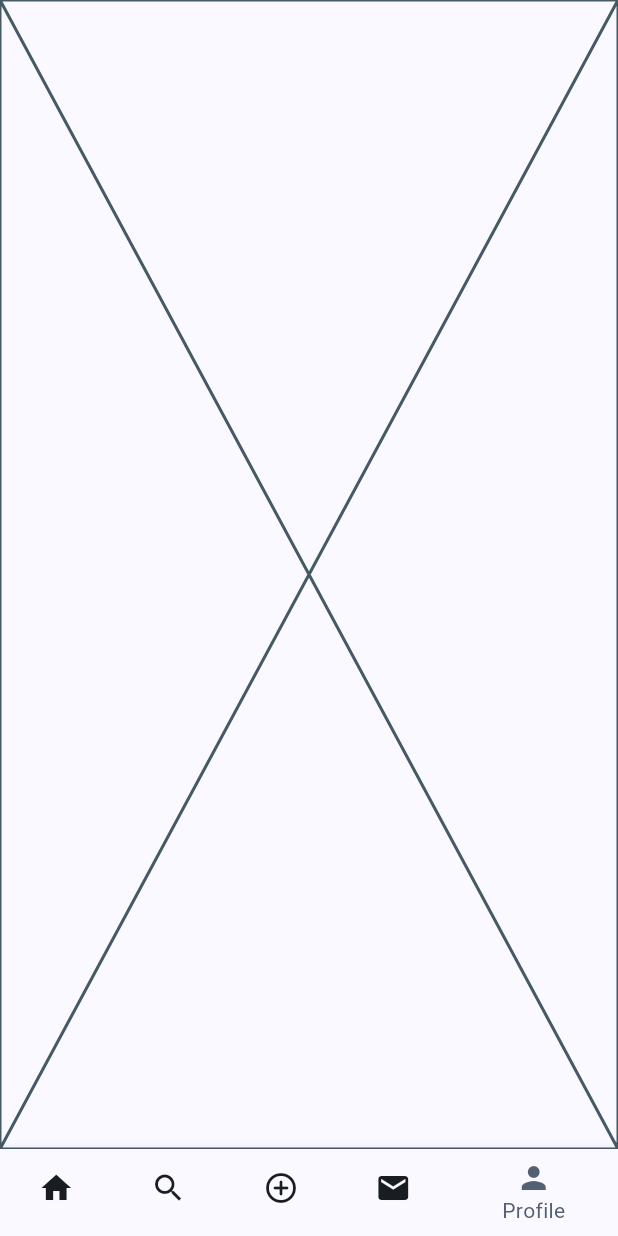
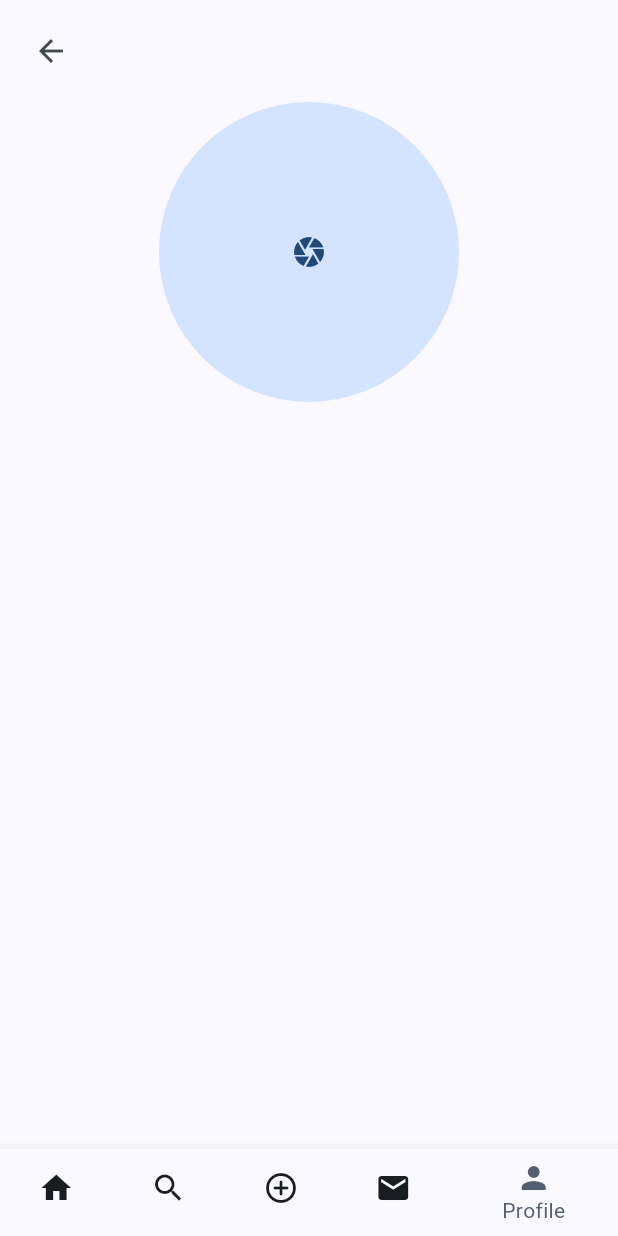
Before and after one commit to Chuckibmk/API_News, a Flutter app: the screen it shows after launch, swiped to page 5, on a phone screen of 412 x 824 dp. Run offline on Flutter 3.47's test engine with Material 3 defaults, Android fonts, the phone set to English and light mode, and no system bars; our stand-ins replace carousel_slider, flutter_social_button, get, image_picker; missing offline and left inert: flutter_quill.

Commit message:
profile update

```diff
--- /dev/null
+++ b/lib/screens/account/profile.dart
@@ -0,0 +1,77 @@
+import 'dart:io';
+
+import 'package:api_news/screens/dashboard/dashboard.dart';
+import 'package:flutter/material.dart';
+import 'package:image_picker/image_picker.dart';
+
+class Profile extends StatefulWidget {
+  const Profile({super.key});
+
+  @override
+  State<Profile> createState() => _ProfileState();
+}
+
+class _ProfileState extends State<Profile> {
+  ImagePicker picker = ImagePicker();
+  var _image;
+
+  void pickImage() async {
+    var xfile = await picker.pickImage(source: ImageSource.gallery);
+    // Pick singe image or video.
+    // final XFile? media = await picker.pickMedia();
+
+    setState(() {
+      _image = File(xfile!.path);
+    });
+  }
+
+  @override
+  Widget build(BuildContext context) {
+    return SingleChildScrollView(
+      child: SafeArea(
+        child: Column(
+          children: [
+            Row(
+              mainAxisAlignment: MainAxisAlignment.spaceBetween,
+              children: [
+                Container(
+                  padding: const EdgeInsets.all(10),
+                  child: IconButton(
+                    icon: const Icon(Icons.arrow_back),
+                    onPressed: () {
+                      var route = MaterialPageRoute(
+                          builder: (context) => const Dashboard());
+                      Navigator.push(context, route);
+                    },
+                    tooltip:
+                        MaterialLocalizations.of(context).backButtonTooltip,
+                  ),
+                ),
+              ],
+            ),
+            Column(
+              children: [
+                SizedBox(
+                  width: MediaQuery.of(context).size.width,
+                  height: 200,
+                  child: _image != null
+                      ? CircleAvatar(
+                          backgroundImage: FileImage(_image!),
+                        )
+                      : CircleAvatar(
+                          child: IconButton(
+                            onPressed: () {
+                              pickImage();
+                            },
+                            icon: Icon(Icons.camera),
+                          ),
+                        ),
+                )
+              ],
+            ),
+          ],
+        ),
+      ),
+    );
+  }
+}
--- a/lib/screens/dashboard/dashboard.dart
+++ b/lib/screens/dashboard/dashboard.dart
@@ -1,3 +1,4 @@
+import 'package:api_news/screens/account/profile.dart';
 import 'package:api_news/screens/dashboard/post.dart';
 import 'package:flutter/material.dart';
 // import 'package:get/route_manager.dart';
@@ -45,7 +46,7 @@ class _DashboardState extends State<Dashboard>
                   Search(),
                   Post(),
                   Placeholder(),
-                  Placeholder(),
+                  Profile(),
                 ],
                 onPageChanged: (index) {
                   currentIndex = index;
--- a/pubspec.yaml
+++ b/pubspec.yaml
@@ -39,6 +39,7 @@ dependencies:
   carousel_slider: ^4.2.1
   flutter_social_button: ^1.1.4+1
   image_picker: ^1.1.2
+  flutter_quill: ^9.3.11
 
 dev_dependencies:
   flutter_test:
```
Also changed, not shown: lib/screens/dashboard/post.dart (+58 -1 lines), pubspec.lock, 5 other files.
